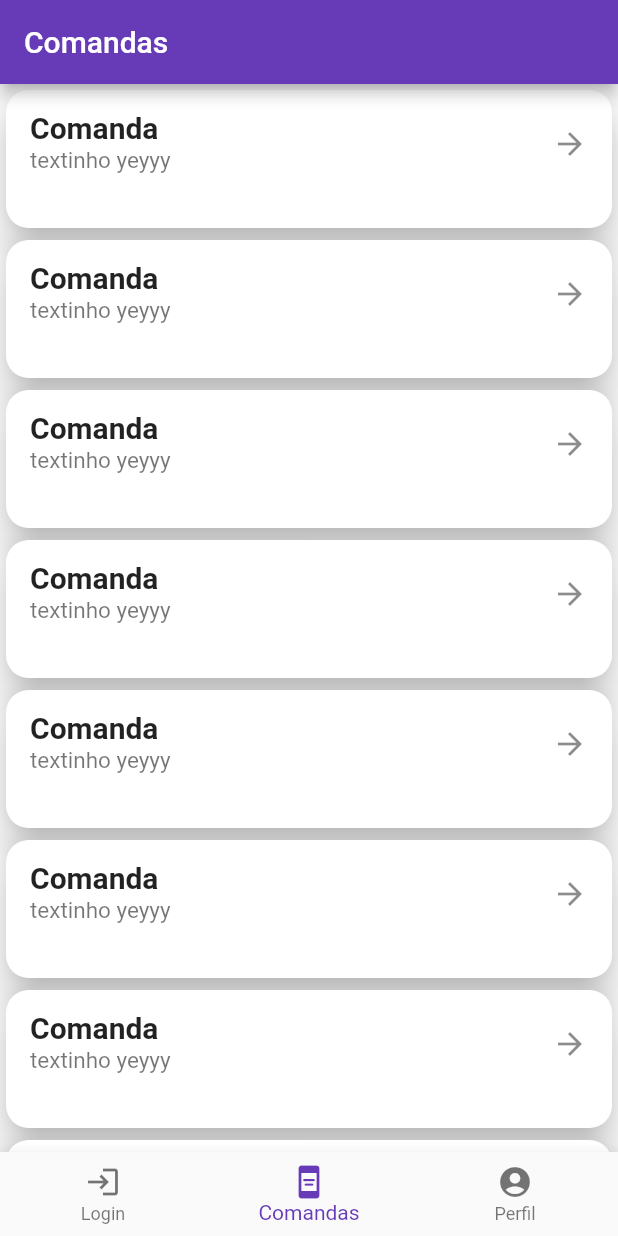
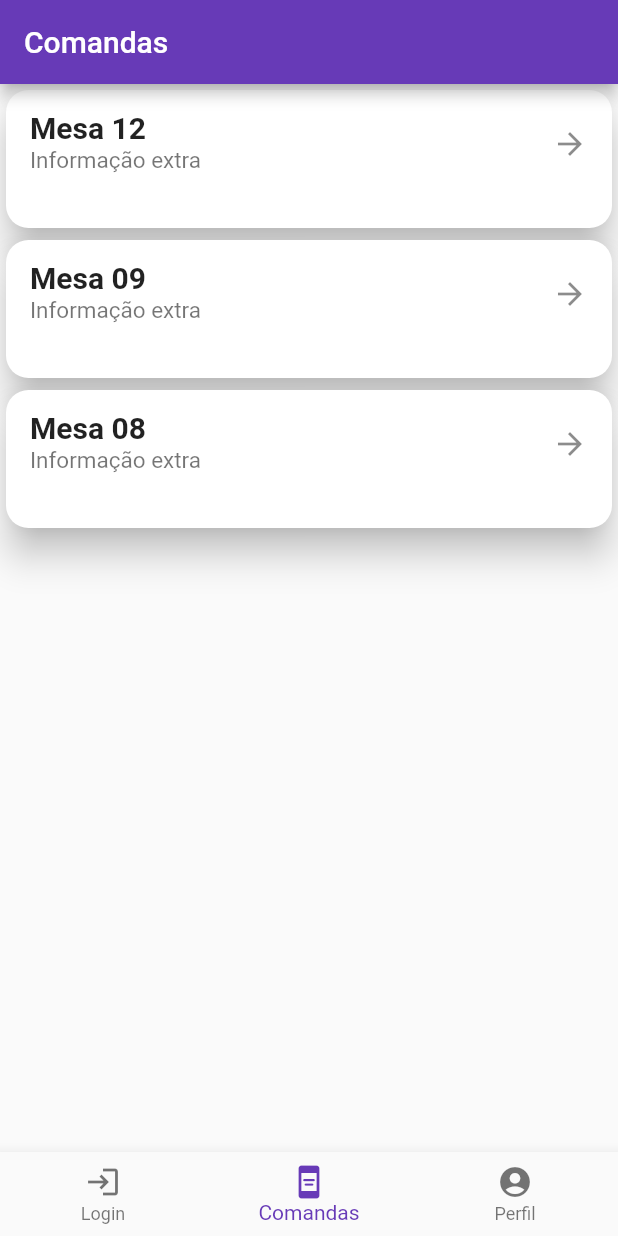
Before and after one commit to commandee/mobile, a Flutter app: the screen it shows after launch, item 2 of the bottom bar chosen, on a phone screen of 412 x 824 dp. Run offline on Flutter 3.47's test engine with Material 2 defaults, Android fonts, the phone set to English and light mode, and no system bars; network calls fail.

Commit message:
comanda :)

```diff
--- a/lib/page_home_comandas.dart
+++ b/lib/page_home_comandas.dart
@@ -1,4 +1,6 @@
 import 'package:flutter/material.dart';
+import 'package:teste/widgets/comanda.dart';
+import 'package:teste/page_comanda.dart';
 import 'package:teste/widgets/widget_card_comanda.dart';
 
 class ComandasPage extends StatefulWidget {
@@ -18,16 +20,18 @@ class _ComandasPageState extends State<ComandasPage> {
       body: Center(
         child: ListView(
           children: [
-            CardComanda(),
-            CardComanda(),
-            CardComanda(),
-            CardComanda(),
-            CardComanda(),
-            CardComanda(),
-            CardComanda(),
-            CardComanda(),
-            CardComanda(),
-
+            Commanda(
+              nome: "Mesa 12",
+              descricao: "Informação extra",
+            ),
+            Commanda(
+              nome: "Mesa 09",
+              descricao: "Informação extra",
+            ),
+            Commanda(
+              nome: "Mesa 08",
+              descricao: "Informação extra",
+            ),
           ]
           ),
       ),
--- a/lib/page_profile.dart
+++ b/lib/page_profile.dart
@@ -15,14 +15,22 @@ class _PerfilState extends State<Perfil> {
   @override
   Widget build(BuildContext context) {
     return Scaffold(
+      extendBodyBehindAppBar: true,
       appBar: AppBar(
-        title: Text('Perfil'),
+        backgroundColor: Colors.transparent,
+        elevation: 0,
+        title: Text("Nome do Usuário", style: TextStyle(color: Colors.black),),
+        centerTitle: true,
       ),
       body: Center(
         child: Column(
           children: [
+            //fazer essa porção separada depois
+            SizedBox(height: 50,),
             ProfilePic(),
-             Text('Texto'),
+            //fazer essa porção separada depois
+             Text('Username', style: TextStyle(fontSize: 20),),
+
           ],
         ),
       )
--- /dev/null
+++ b/lib/widgets/comanda.dart
@@ -0,0 +1,28 @@
+import 'package:flutter/material.dart';
+
+class Commanda extends StatelessWidget {
+  Commanda({super.key, required this.nome, required this.descricao});
+
+  String nome;
+  String descricao;
+
+  @override
+  Widget build(BuildContext context) {
+    return SizedBox(
+      height: 100,
+      child: Card(
+          elevation: 10,
+          shape: RoundedRectangleBorder(
+            borderRadius: BorderRadius.circular(15),
+          ),
+          child: ListTile(
+            title: Text(nome,
+                style: const TextStyle(fontSize: 20, fontWeight: FontWeight.bold)),
+            subtitle: Text(descricao,
+              style: const TextStyle(fontSize: 15),
+            ),
+            trailing: const Icon(Icons.arrow_forward),
+          )),
+    );
+  }
+}
--- a/lib/widgets/widget-foto_perfil.dart
+++ b/lib/widgets/widget-foto_perfil.dart
@@ -24,7 +24,7 @@ class _ProfilePicState extends State<ProfilePic> {
       child: CircleAvatar(
         radius: 25,
         backgroundImage: NetworkImage(
-            'https://upload.wikimedia.org/wikipedia/commons/7/7c/Profile_avatar_placeholder_large.png?20150327203541'),
+            'https://static.vecteezy.com/system/resources/previews/021/548/095/original/default-profile-picture-avatar-user-avatar-icon-person-icon-head-icon-profile-picture-icons-default-anonymous-user-male-and-female-businessman-photo-placeholder-social-network-avatar-portrait-free-vector.jpg'),
       ),
     );
   }
```
